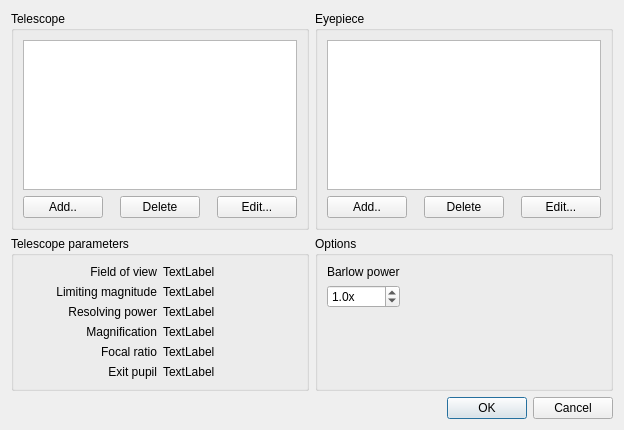
This is cseltelefield.ui in PavelMr/skytechx as Qt 5 draws it before an edit. The edited form follows.
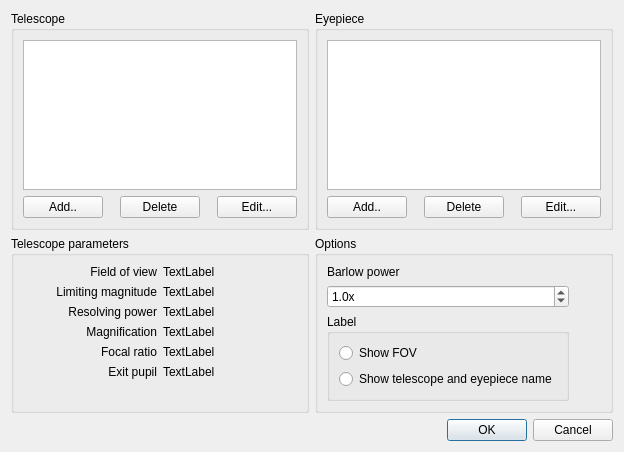
This is the edited form.

Diff of the .ui file:
```diff
--- a/cseltelefield.ui
+++ b/cseltelefield.ui
@@ -135,17 +135,31 @@
        </widget>
       </item>
       <item row="2" column="1">
-       <spacer name="verticalSpacer">
-        <property name="orientation">
-         <enum>Qt::Vertical</enum>
+       <widget class="QGroupBox" name="groupBox_5">
+        <property name="title">
+         <string>Label</string>
         </property>
-        <property name="sizeHint" stdset="0">
-         <size>
-          <width>20</width>
-          <height>40</height>
-         </size>
-        </property>
-       </spacer>
+        <layout class="QVBoxLayout" name="verticalLayout_4">
+         <item>
+          <layout class="QVBoxLayout" name="verticalLayout_3">
+           <item>
+            <widget class="QRadioButton" name="radioButton">
+             <property name="text">
+              <string>Show FOV</string>
+             </property>
+            </widget>
+           </item>
+           <item>
+            <widget class="QRadioButton" name="radioButton_2">
+             <property name="text">
+              <string>Show telescope and eyepiece name</string>
+             </property>
+            </widget>
+           </item>
+          </layout>
+         </item>
+        </layout>
+       </widget>
       </item>
       <item row="1" column="1">
        <widget class="QDoubleSpinBox" name="doubleSpinBox">
@@ -182,6 +196,19 @@
         </property>
        </spacer>
       </item>
+      <item row="3" column="1">
+       <spacer name="verticalSpacer">
+        <property name="orientation">
+         <enum>Qt::Vertical</enum>
+        </property>
+        <property name="sizeHint" stdset="0">
+         <size>
+          <width>20</width>
+          <height>40</height>
+         </size>
+        </property>
+       </spacer>
+      </item>
      </layout>
     </widget>
    </item>
```
Left out of the diff: 14 changed lines with no effect on the pictures.
